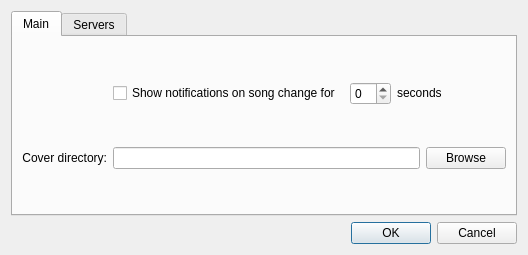
Old version of the form ui/Configuration.ui in the repository tarmack/Pythagora.
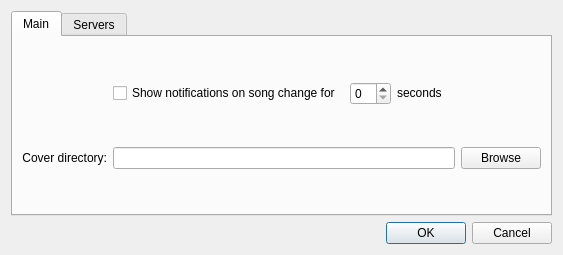
New version of the form. Icons and pictures are not drawn.

Commit message: Correct names of container item in .ui files.

What changed in the file:
```diff
--- a/ui/Configuration.ui
+++ b/ui/Configuration.ui
@@ -6,7 +6,7 @@
    <rect>
     <x>0</x>
     <y>0</y>
-    <width>528</width>
+    <width>563</width>
     <height>255</height>
    </rect>
   </property>
```
Left out of the diff: 8 changed lines with no effect on the pictures. The commit also changes 3 other files.
